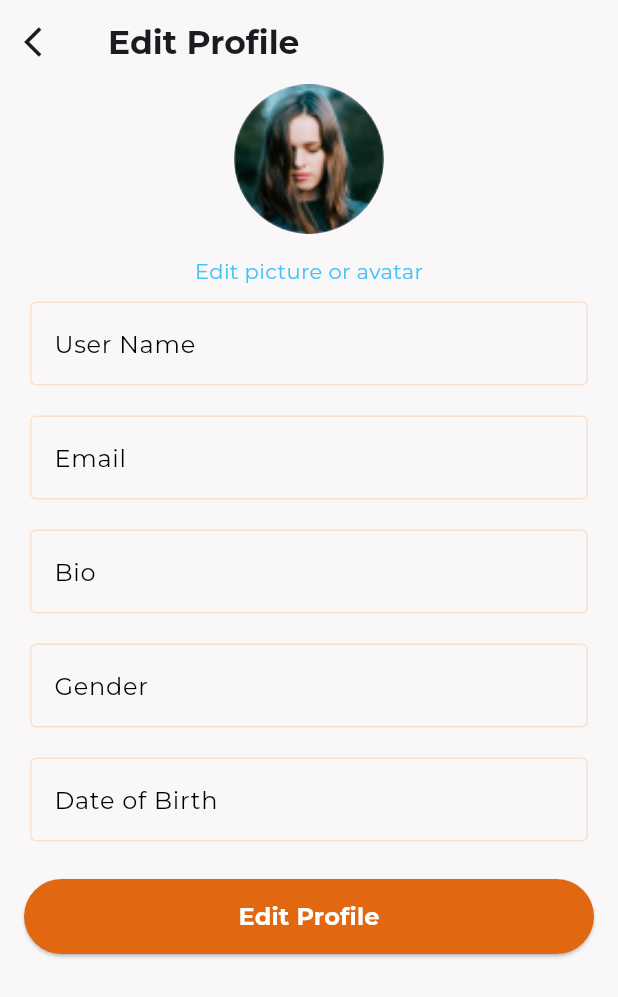
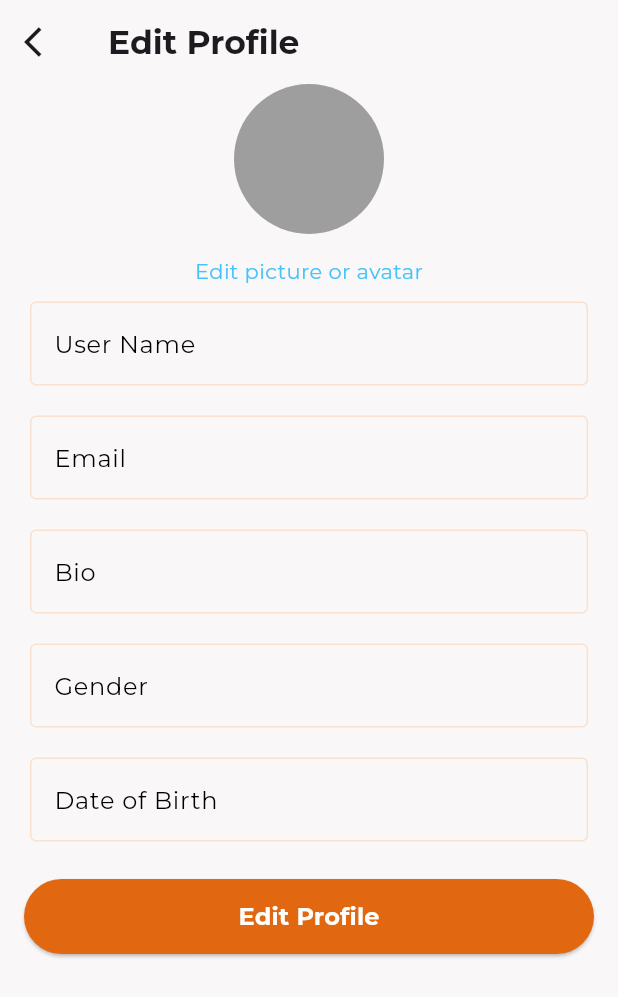
Before and after one commit to kabilan-7-v/ata, a Flutter app: the Profilepage screen opened directly, after a tap on "Edit Profile", on a phone screen of 412 x 824 dp. Shown: the top 997 px of the screen. Run offline on Flutter 3.47's test engine with Material 3 defaults, Android fonts, the phone set to English and light mode, and no system bars; our stand-ins replace cached_network_image, carousel_slider, dots_indicator, flutter_bloc, image_picker, shared_preferences; missing offline and left inert: skeleton_shimmer_loading; accounts and stored records are empty; network calls fail; project files that could hold a hidden picture were left out.

Commit message:
editprofile

```diff
--- a/lib/models/usermodel.dart
+++ b/lib/models/usermodel.dart
@@ -26,7 +26,7 @@ class UserModel {
         image: json['image'] ?? "Null",
         dateofbirth: json['dateOfBirth'] ?? "Null",
         gender: json['gender'] ?? "Null",
-        userid: json['_id'] ?? "Null");
+        userid: json['_id'] ?? "kabi");
   }
 
   Map<String, dynamic> toJson() {
@@ -37,7 +37,8 @@ class UserModel {
       "bio": bio ?? "null",
       "image": image ?? "null",
       "dateOfBirth": dateofbirth ?? "null",
-      "gender": gender ?? "null"
+      "gender": gender ?? "null",
+      "userid": userid ?? "null"
     };
   }
 }
--- a/lib/pages/Profile/editprofile.dart
+++ b/lib/pages/Profile/editprofile.dart
@@ -1,7 +1,11 @@
+import 'dart:io';
 
+import 'package:ata/cubit/usercubit.dart';
+import 'package:ata/service/common_service.dart';
 import 'package:ata/service/edit_user_profile.dart';
 import 'package:ata/widget/const.dart';
 import 'package:flutter/material.dart';
+import 'package:flutter_bloc/flutter_bloc.dart';
 
 class Editprofile extends StatefulWidget {
   const Editprofile({super.key});
@@ -19,6 +23,18 @@ class _EditprofileState extends State<Editprofile> {
   final TextEditingController bio = TextEditingController();
   final TextEditingController gender = TextEditingController();
   final TextEditingController dateofbirth = TextEditingController();
+  String? profileimgurl;
+  @override
+  void initState() {
+    // TODO: implement initState
+    initprofilepic();
+    super.initState();
+  }
+
+  initprofilepic() async {
+    profileimgurl = await CommonService.imageretreive();
+    setState(() {});
+  }
 
   @override
   void dispose() {
@@ -52,15 +68,34 @@ class _EditprofileState extends State<Editprofile> {
       body: SingleChildScrollView(
         child: Column(
           children: [
-            const CircleAvatar(
+            InkWell(
+              onTap: () async {
+                await CommonService.pickImage();
+                profileimgurl = await CommonService.imageretreive();
+                setState(() {});
+              },
+              child: Column(
+                children: [
+                  profileimgurl == null
+                      ? const CircleAvatar(
                           radius: 50,
-                backgroundImage: AssetImage("assets/imgs/Profile.png")),
+                          backgroundColor: Colors.grey,
+                        )
+                      : CircleAvatar(
+                          radius: 50,
+                          backgroundImage: FileImage(
+                            File(profileimgurl!),
+                          ),
+                        ),
                   const SizedBox(
                     height: 15,
                   ),
                   const Text(
                     "Edit picture or avatar",
                     style: TextStyle(color: Color.fromRGBO(67, 195, 249, 1)),
+                  ),
+                ],
+              ),
             ),
             customtextfield("User Name", "Enter User Name", username),
             customtextfield("Email", "Enter Email", email),
@@ -85,8 +120,16 @@ class _EditprofileState extends State<Editprofile> {
         style: ElevatedButton.styleFrom(
             backgroundColor: const Color.fromRGBO(225, 104, 17, 1)),
         onPressed: () async {
-          await editUserProfile(name.text, username.text, email.text, bio.text,
-              gender.text, dateofbirth.text, context, "userid", "phno");
+          await editUserProfile(
+              name.text,
+              username.text,
+              email.text,
+              bio.text,
+              gender.text,
+              dateofbirth.text,
+              context,
+              context.read<UserCubit>().state.userid ?? "s",
+              "phno");
         },
         child: isloading
             ? const CircularProgressIndicator()
--- a/lib/pages/Profile/profilepage.dart
+++ b/lib/pages/Profile/profilepage.dart
@@ -1,9 +1,12 @@
 // ignore_for_file: prefer_const_constructors
+
+import 'dart:io';
 
 import 'package:ata/cubit/usercubit.dart';
 import 'package:ata/pages/Profile/drawer.dart';
 import 'package:ata/pages/Profile/editprofile.dart';
 import 'package:ata/pages/Profile/membership.dart';
+import 'package:ata/service/common_service.dart';
 import 'package:ata/widget/const.dart';
 import 'package:cached_network_image/cached_network_image.dart';
 import 'package:flutter/material.dart';
@@ -20,10 +23,12 @@ class Profilepage extends StatefulWidget {
 
 class _ProfilepageState extends State<Profilepage> {
   bool isloading = true;
+  String? profileimgurl;
 
   @override
   void initState() {
     getuserdata();
+    initprofilepic();
     super.initState();
   }
 
@@ -31,6 +36,11 @@ class _ProfilepageState extends State<Profilepage> {
     await Future.delayed(const Duration(seconds: 5));
 
     isloading = false;
+    setState(() {});
+  }
+
+  initprofilepic() async {
+    profileimgurl = await CommonService.imageretreive();
     setState(() {});
   }
 
@@ -100,14 +110,17 @@ class _ProfilepageState extends State<Profilepage> {
               const SizedBox(
                 width: 20,
               ),
-              SizedBox(
+              profileimgurl == null
+                  ? SizedBox()
+                  : SizedBox(
                       width: 90,
                       height: 90,
                       child: ClipRRect(
                         borderRadius: BorderRadius.circular(50),
-                    child: CachedNetworkImage(
-                      imageUrl:
-                          "https://fastly.picsum.photos/id/65/4912/3264.jpg?hmac=uq0IxYtPIqRKinGruj45KcPPzxDjQvErcxyS1tn7bG0",
+                        child: Image.file(
+                          File(
+                            profileimgurl!,
+                          ),
                           fit: BoxFit.cover,
                         ),
                       )),
--- a/lib/pages/commonpage.dart
+++ b/lib/pages/commonpage.dart
@@ -23,9 +23,9 @@ class _CommonpageState extends State<Commonpage> {
     super.initState();
   }
 
-  userinit() {
-    setUserDetails(context);
-  }
+  // userinit() {
+  //   setUserDetails(context);
+  // }
 
   @override
   Widget build(BuildContext context) {
--- a/lib/service/common_service.dart
+++ b/lib/service/common_service.dart
@@ -1,4 +1,7 @@
+
+import 'package:image_picker/image_picker.dart';
 import 'package:intl/intl.dart';
+import 'package:shared_preferences/shared_preferences.dart';
 
 class CommonService {
   static bool isTodayOrFuture(String timestamp) {
@@ -70,4 +73,24 @@ class CommonService {
     // Determine if it's AM or PM
     return dateTime.hour < 12 ? 'AM' : 'PM';
   }
+
+  static pickImage() async {
+    final picker =  ImagePicker();
+
+
+    final pickedFile = await picker.pickImage(source: ImageSource.gallery);
+
+
+    if (pickedFile != null) {
+      SharedPreferences prefs = await SharedPreferences.getInstance();
+      prefs.setString('profileimgeurl', pickedFile.path);
+
+    }
+
+  }
+  static imageretreive()async{
+    SharedPreferences prefs = await SharedPreferences.getInstance();
+    return prefs.getString('profileimgeurl');
+  }
+
 }
--- a/pubspec.yaml
+++ b/pubspec.yaml
@@ -42,8 +42,10 @@ dependencies:
   dots_indicator: ^3.0.0
   infinite_carousel: ^1.1.1
   intl: ^0.18.0
+  image_picker: ^1.1.2
   skeleton_shimmer_loading: ^0.0.1
   shared_preferences: ^2.3.5
+
 
 dev_dependencies:
   flutter_test:
```
Also changed, not shown: lib/service/edit_user_profile.dart (+20 -3 lines), lib/service/login.dart (+6 -4 lines), pubspec.lock, 5 other files. Lines whose indentation alone changed are shown as unchanged.
